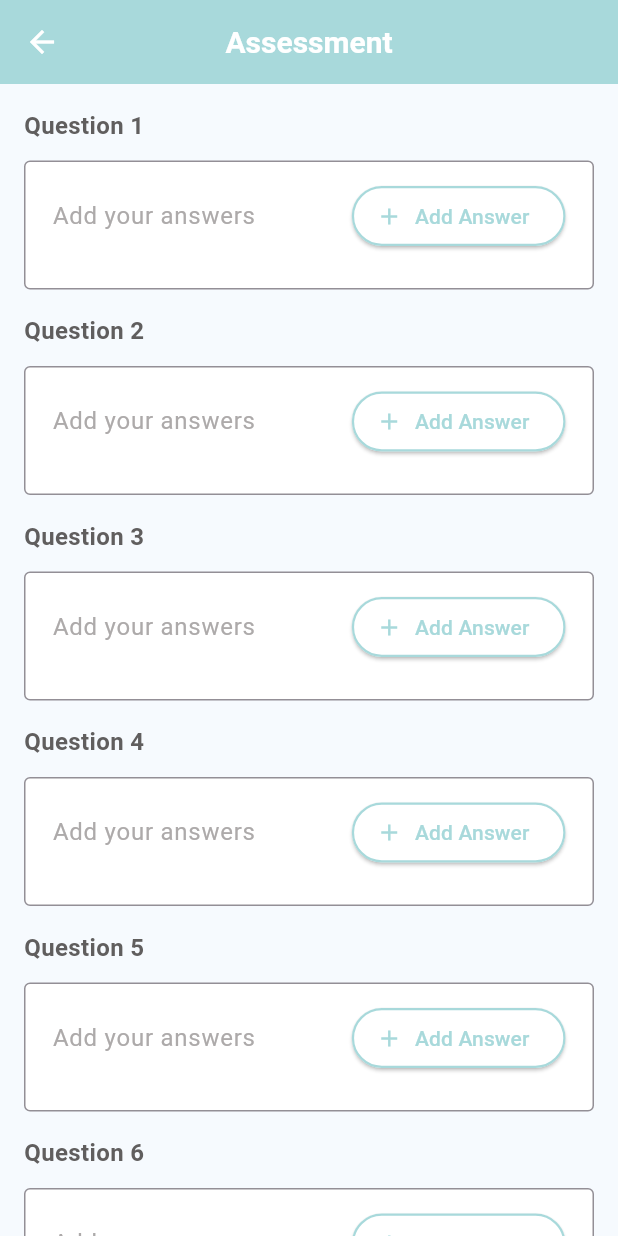
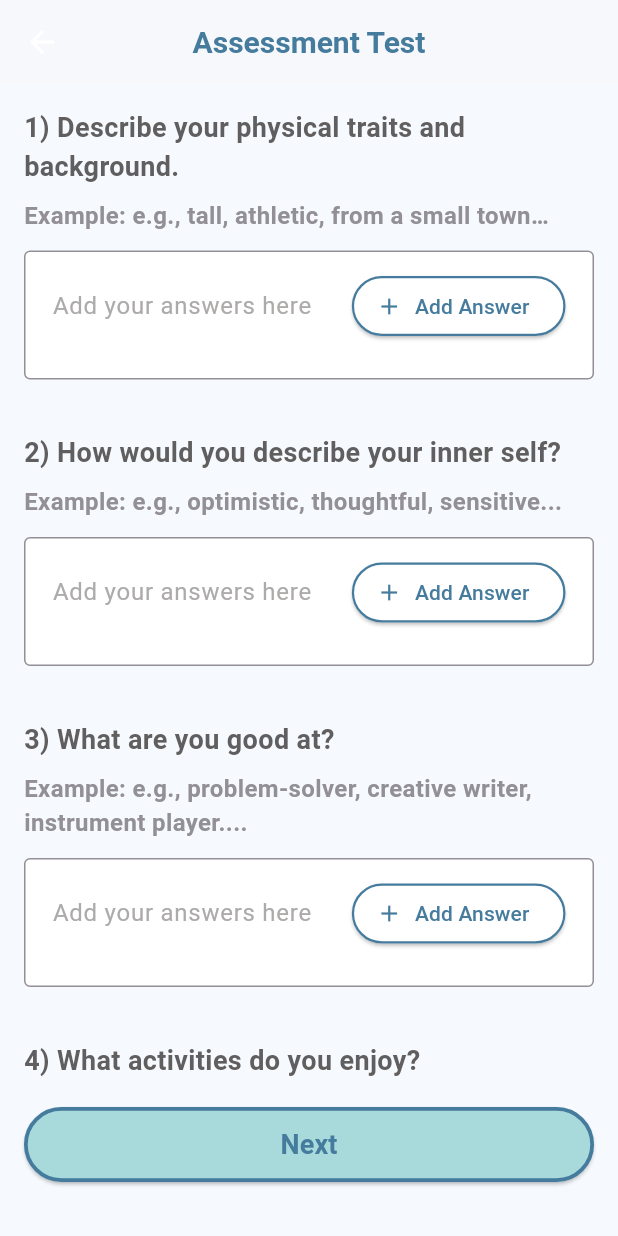
Before and after one commit to shayanmomeni/Custom_chatbot, a Flutter app: the AssessmentScreen screen opened by its route, on a phone screen of 412 x 824 dp. Run offline on Flutter 3.47's test engine with Material 3 defaults, Android fonts, the light colour scheme and no system bars; drawn by our look-alikes of overlay_support; our stand-ins replace gap, get, get_storage; accounts and stored records are empty.

Commit message:
Major change - Update Assessment and Self aspect

```diff
--- a/lib/core/components/buttons_widgets.dart
+++ b/lib/core/components/buttons_widgets.dart
@@ -48,7 +48,7 @@ class CustomIconButton extends StatelessWidget {
           backgroundColor: color ?? AppConfig().colors.secondaryColor,
           side: BorderSide(
             color: AppColors().secondaryColor,
-            width: 2,
+            width: 2.5,
           ),
           shape: shape as OutlinedBorder? ??
               RoundedRectangleBorder(
@@ -105,12 +105,12 @@ class CustomOutlineIconButton extends StatelessWidget {
               style: TextStyle(
                   color: txtColor ?? AppConfig().colors.primaryColor,
                   fontWeight: FontWeight.w700,
-                  fontSize: 16)),
+                  fontSize: 18)),
           style: OutlinedButton.styleFrom(
             foregroundColor: color ?? AppConfig().colors.primaryColor,
             side: BorderSide(
               color: borderColor ?? AppConfig().colors.primaryColor,
-              width: 1.5,
+              width: 2.5,
             ),
             shape: shape as OutlinedBorder? ??
                 RoundedRectangleBorder(
--- a/lib/core/constants/route.dart
+++ b/lib/core/constants/route.dart
@@ -33,7 +33,7 @@ class AppRoutes {
       GetPage(
         name: assessment,
         binding: AssessmentBinding(),
-        page: () => const AssessmentScreen(),
+        page: () =>  AssessmentScreen(),
       ),
       GetPage(
         name: chat,
--- a/lib/features/assessment/presentation/assessment_screen.dart
+++ b/lib/features/assessment/presentation/assessment_screen.dart
@@ -1,47 +1,124 @@
-import 'package:decent_chatbot/core/components/buttons_widgets.dart';
 import 'package:decent_chatbot/core/constants/color.dart';
-import 'package:decent_chatbot/features/assessment/presentation/widgets/question_box_widget.dart';
 import 'package:flutter/material.dart';
 import 'package:get/get.dart';
-import 'controller/assessment_controller.dart';
+import 'package:decent_chatbot/features/assessment/presentation/controller/assessment_controller.dart';
+import 'package:decent_chatbot/features/assessment/presentation/widgets/question_box_widget.dart';
+import 'package:decent_chatbot/core/components/buttons_widgets.dart';
+import 'package:gap/gap.dart';
 
-class AssessmentScreen extends GetView<AssessmentController> {
+class AssessmentScreen extends StatefulWidget {
   const AssessmentScreen({super.key});
+
+  @override
+  _AssessmentScreenState createState() => _AssessmentScreenState();
+}
+
+class _AssessmentScreenState extends State<AssessmentScreen> {
+  final PageController _pageController = PageController();
+  final AssessmentController controller = Get.find<AssessmentController>();
+  int currentPageIndex = 0;
+
+  @override
+  void dispose() {
+    _pageController.dispose();
+    super.dispose();
+  }
+
+  // Build a page displaying 6 questions (with their examples)
+  Widget buildPage(int pageIndex) {
+    final startIndex = pageIndex * 6;
+    final endIndex = startIndex + 6;
+    final pageQuestions = controller.questions.sublist(startIndex, endIndex);
+    final pageExamples = controller.examples.sublist(startIndex, endIndex);
+
+    return SingleChildScrollView(
+      padding: const EdgeInsets.all(16.0),
+      child: Column(
+        children: List.generate(pageQuestions.length, (index) {
+          final actualIndex = startIndex + index;
+          return Padding(
+            padding: const EdgeInsets.only(bottom: 16.0),
+            child: QuestionBox(
+              controller: controller,
+              question: pageQuestions[index],
+              example: pageExamples[index],
+              index: actualIndex,
+            ),
+          );
+        }),
+      ),
+    );
+  }
 
   @override
   Widget build(BuildContext context) {
     return Scaffold(
       appBar: AppBar(
-        title: const Text('Assessment'),
+        backgroundColor: AppColors().backGroundColor,
+        title: Text('Assessment Test',
+            style: TextStyle(color: AppColors().secondaryColor)),
       ),
-      body: SingleChildScrollView(
-        child: Column(
-          crossAxisAlignment: CrossAxisAlignment.start,
+      body: Column(
         children: [
-            ...List.generate(10, (index) {
-              return Padding(
-                padding: const EdgeInsets.only(bottom: 16.0),
-                child: QuestionBox(
-                  controller: controller,
-                  question: "Question ${index + 1}",
-                  index: index,
+          Expanded(
+            child: PageView(
+              physics: NeverScrollableScrollPhysics(),
+              controller: _pageController,
+              onPageChanged: (index) {
+                setState(() {
+                  currentPageIndex = index;
+                });
+              },
+              children: [
+                buildPage(0),
+                buildPage(1),
+              ],
             ),
+          ),
+          Padding(
+            padding: const EdgeInsets.only(
+                left: 16.0, right: 16.0, bottom: 36.0, top: 16),
+            child: currentPageIndex == 0
+                ? CustomIconButton(
+                    title: "Next",
+                    color: AppColors().primaryColor,
+                    onTap: () {
+                      _pageController.nextPage(
+                        duration: const Duration(milliseconds: 300),
+                        curve: Curves.easeInOut,
                       );
-            }),
-            const SizedBox(height: 20),
-            Obx(() {
-              return CustomIconButton(
+                    },
+                  )
+                : Column(
+                    children: [
+                      CustomOutlineIconButton(
+                        title: "Back",
+                        color: AppColors().primaryColor,
+                        borderColor: AppColors().secondaryColor,
+                        txtColor: AppColors().secondaryColor,
+                        onTap: () {
+                          _pageController.previousPage(
+                            duration: const Duration(milliseconds: 300),
+                            curve: Curves.easeInOut,
+                          );
+                        },
+                      ),
+                      const Gap(16.0),
+                      Obx(
+                        () => CustomIconButton(
                           title: "Submit",
-                color: controller.isSubmitEnabled
-                    ? AppColors().primaryColor
-                    : Colors.grey,
+                          color: AppColors().primaryColor,
                           onTap: controller.isSubmitEnabled
-                    ? () => controller.submitAssessment()
+                              ? () {
+                                  controller.submitAssessment();
+                                }
                               : null,
-              );
-            }),
+                        ),
+                      ),
                     ],
-        ).paddingAll(16),
+                  ),
+          ),
+        ],
       ),
     );
   }
--- a/lib/features/assessment/presentation/controller/assessment_controller.dart
+++ b/lib/features/assessment/presentation/controller/assessment_controller.dart
@@ -9,11 +9,44 @@ import '../../domain/assessment_repo.dart';
 class AssessmentController extends GetxController {
   late final AssessmentRepository repo;
 
-  // List of 10 reactive lists for each question's answers
-  final answers = List.generate(10, (_) => <String>[].obs).obs;
+  // List of 12 predefined questions
+  final List<String> questions = const [
+    "1) Describe your physical traits and background.",
+    "2) How would you describe your inner self?",
+    "3) What are you good at?",
+    "4) What activities do you enjoy?",
+    "5) What values or beliefs guide you?",
+    "6) What is your current life situation?",
+    "7) Who do you want to be?",
+    "8) What would you like to improve?",
+    "9) How do others see you?",
+    "10) Name your key roles in your personal life.",
+    "11) What roles do you play in society?",
+    "12) List any other important parts of your identity.",
+  ];
+
+  // List of 12 predefined examples corresponding to each question
+  final List<String> examples = const [
+    "Example: e.g., tall, athletic, from a small town…",
+    "Example: e.g., optimistic, thoughtful, sensitive...",
+    "Example: e.g., problem-solver, creative writer, instrument player....",
+    "Example: e.g., painter, jogger, reader....",
+    "Example: honest, compassionate, feminist, environmentalism...",
+    "Example: e.g., student, working professional, city dweller, divorcee....",
+    "Example: e.g., aspiring doctor, entrepreneur, artist…",
+    "Example: e.g., procrastination, impatience, self-doubt...",
+    "Example: e.g., outgoing, reserved, humorous...",
+    "Example: e.g., mom, best friend, daughter...",
+    "Example: e.g., student, sibling, leader...",
+    "Example: e.g., dreamer, achiever, creator…",
+  ];
+
+  // List of 12 non-reactive lists wrapped inside an RxList.
+  // This way, whenever an inner list is modified, we call refresh() on the outer observable.
+  final answers = List.generate(12, (_) => <String>[]).obs;
 
   // Text controllers for each question
-  final textControllers = List.generate(10, (_) => TextEditingController());
+  final textControllers = List.generate(12, (_) => TextEditingController());
 
   AssessmentController({required this.repo});
 
@@ -23,6 +56,7 @@ class AssessmentController extends GetxController {
       if (!answers[questionIndex].contains(answer)) {
         answers[questionIndex].add(answer);
         textControllers[questionIndex].clear();
+        answers.refresh(); // Refresh the observable list so UI updates
       }
     } else {
       Get.snackbar(
@@ -36,20 +70,21 @@ class AssessmentController extends GetxController {
   // Remove an answer from a specific question
   void removeAnswer(int questionIndex, String answer) {
     answers[questionIndex].remove(answer);
+    answers.refresh(); // Refresh to update the UI after deletion
   }
 
-  // Check if the submit button should be enabled
+  // The submit button is enabled only if all 12 questions have at least one answer
   bool get isSubmitEnabled {
     return answers.every((questionAnswers) => questionAnswers.isNotEmpty);
   }
 
   // Submit the assessment answers to the backend
   Future<void> submitAssessment() async {
-    // Check if every question has at least one answer
+    // Ensure every question has at least one answer
     if (answers.any((questionAnswers) => questionAnswers.isEmpty)) {
       Get.snackbar(
         'Error',
-        'Please provide at least one answer for all 10 questions.',
+        'Please provide at least one answer for all 12 questions.',
         backgroundColor: AppConfig().colors.snackbarColor,
       );
       return;
@@ -62,10 +97,12 @@ class AssessmentController extends GetxController {
       // Prepare the assessment request object
       final request = AssessmentRequest(
         userId: userId,
-        answers: answers.map((questionAnswers) => questionAnswers.toList()).toList(),
+        answers: answers
+            .map((questionAnswers) => List<String>.from(questionAnswers))
+            .toList(),
       );
 
-      // Call the repository to save assessment
+      // Save assessment answers via the repository
       await repo.saveAssessment(request);
 
       // Update local cache to mark assessment as completed
@@ -73,9 +110,9 @@ class AssessmentController extends GetxController {
       if (user != null) {
         user.assessmentCompleted = true;
         AppRepo().localCache.write(
-          AppConfig().localCacheKeys.userObject,
-          jsonEncode(user.toJson()),
-        );
+              AppConfig().localCacheKeys.userObject,
+              jsonEncode(user.toJson()),
+            );
       }
 
       Get.snackbar(
--- a/lib/features/assessment/presentation/widgets/question_box_widget.dart
+++ b/lib/features/assessment/presentation/widgets/question_box_widget.dart
@@ -7,33 +7,47 @@ import 'package:get/get_state_manager/src/rx_flutter/rx_obx_widget.dart';
 class QuestionBox extends StatelessWidget {
   final AssessmentController controller;
   final String question;
+  final String example;
   final int index;
 
   const QuestionBox({
-    super.key,
+    Key? key,
     required this.controller,
     required this.question,
+    required this.example,
     required this.index,
-  });
+  }) : super(key: key);
 
   @override
   Widget build(BuildContext context) {
     return Column(
       crossAxisAlignment: CrossAxisAlignment.start,
       children: [
+        // Display the question text
         Text(
           question,
           style: TextStyle(
             color: AppConfig().colors.txtHeaderColor,
+            fontSize: 18,
+            fontWeight: FontWeight.w700,
+          ),
+        ),
+        Gap(AppConfig().dimens.small),
+        // Display the example text with a distinct style
+        Text(
+          example,
+          style: TextStyle(
+            color: AppConfig().colors.txtBodyColor,
             fontSize: 16,
-            fontWeight: FontWeight.w700,
+            fontWeight: FontWeight.w600,
           ),
         ),
         Gap(AppConfig().dimens.mediumSmall),
         Container(
           padding: EdgeInsets.symmetric(
-              vertical: AppConfig().dimens.mediumSmall,
-              horizontal: AppConfig().dimens.medium),
+            vertical: AppConfig().dimens.mediumSmall,
+            horizontal: AppConfig().dimens.medium,
+          ),
           decoration: BoxDecoration(
             color: Colors.white,
             borderRadius: BorderRadius.circular(4),
@@ -51,7 +65,7 @@ class QuestionBox extends StatelessWidget {
                     child: TextField(
                       controller: controller.textControllers[index],
                       decoration: InputDecoration(
-                        hintText: 'Add your answers',
+                        hintText: 'Add your answers here',
                         border: InputBorder.none,
                         hintStyle: TextStyle(
                           color: AppConfig().colors.txtTextFielColor,
@@ -68,19 +82,17 @@ class QuestionBox extends StatelessWidget {
                       }
                     },
                     style: OutlinedButton.styleFrom(
-                      foregroundColor: AppConfig().colors.primaryColor,
+                      foregroundColor: AppConfig().colors.secondaryColor,
                       backgroundColor: Colors.white,
                       side: BorderSide(
-                        color: AppConfig().colors.primaryColor,
+                        color: AppConfig().colors.secondaryColor,
                         width: 1.5,
                       ),
                       shape: RoundedRectangleBorder(
                         borderRadius: BorderRadius.circular(50.0),
                       ),
                     ),
-                    label: const Text(
-                      'Add Answer',
-                    ),
+                    label: const Text('Add Answer'),
                     icon: const Icon(Icons.add),
                   ),
                 ],
@@ -90,17 +102,23 @@ class QuestionBox extends StatelessWidget {
                 () => Wrap(
                   spacing: 8.0,
                   children: controller.answers[index]
-                      .map((answer) => Chip(
-                            label: Text(answer),
-                            onDeleted: () =>
-                                controller.removeAnswer(index, answer),
-                          ))
+                      .map(
+                        (answer) => Chip(
+                          key: ValueKey(answer),
+                          label: Text(answer),
+                          deleteIcon: const Icon(Icons.cancel, size: 18),
+                          deleteIconColor: AppConfig().colors.secondaryColor,
+                          onDeleted: () =>
+                              controller.removeAnswer(index, answer),
+                        ),
+                      )
                       .toList(),
                 ),
               ),
             ],
           ),
         ),
+        Gap(20),
       ],
     );
   }
```
Also changed, not shown: lib/features/self_aspect/presentation/controller/self_aspect_controller.dart (+45 -25 lines), lib/features/self_aspect/presentation/self_aspect_screen.dart (+24 -14 lines). Lines whose indentation alone changed are shown as unchanged.
